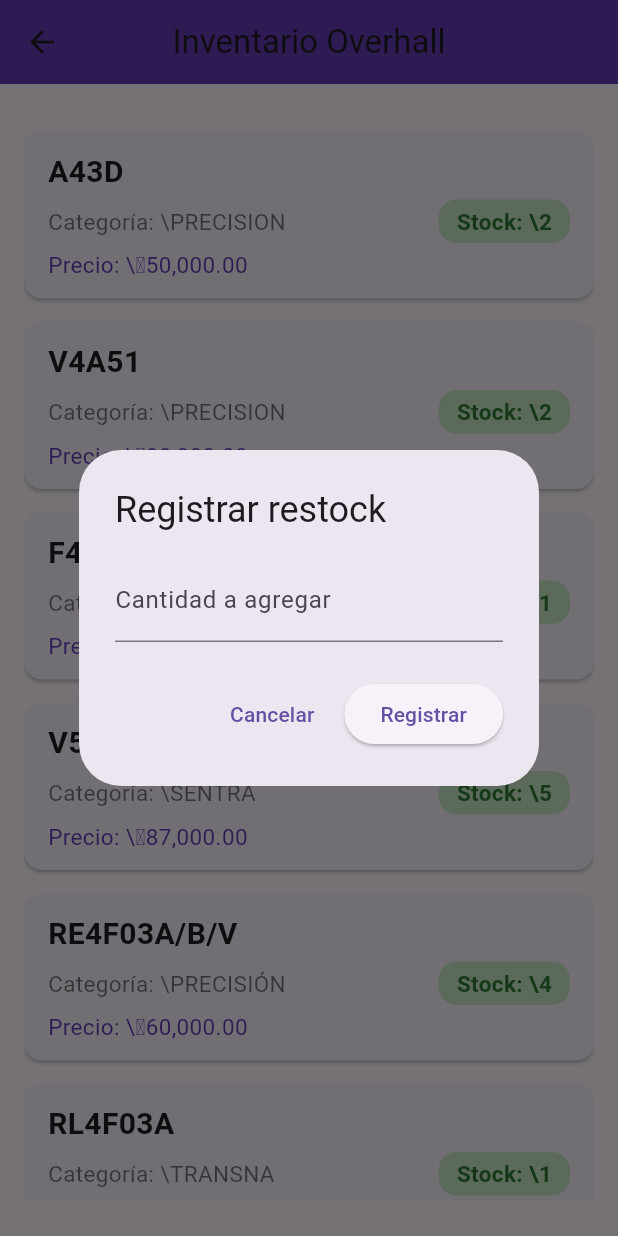
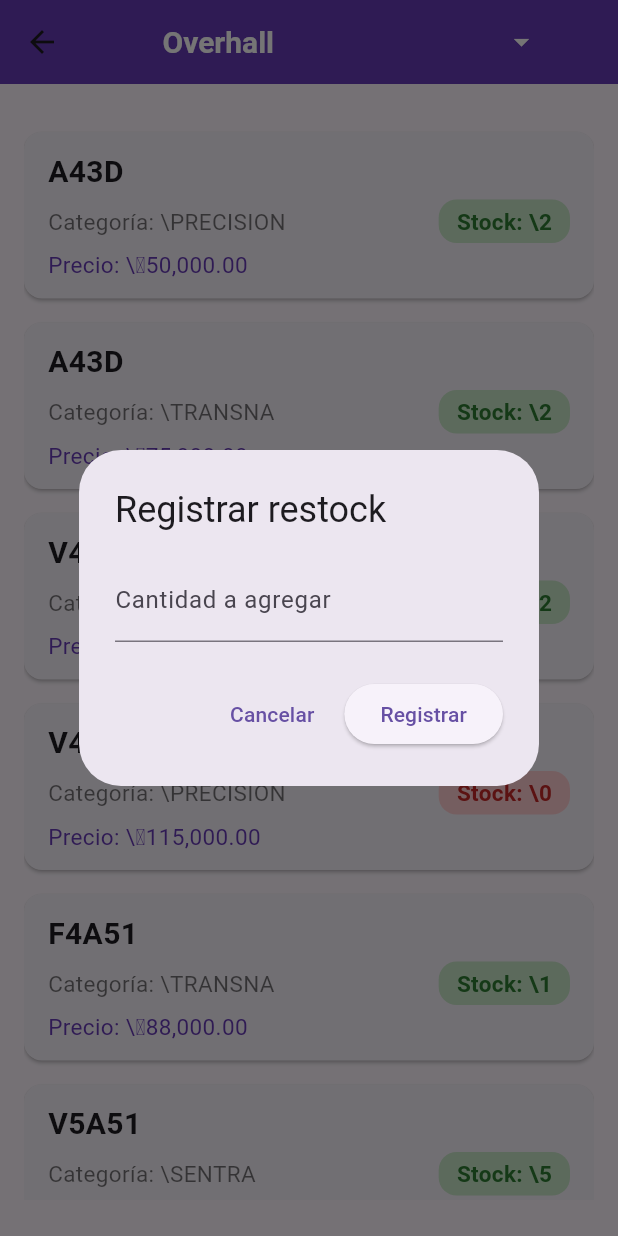
Before and after one commit to JhoanNu1317/inventario_mama, a Flutter app: the InventarioScreen screen opened directly, after a tap on an icon or button, on a phone screen of 412 x 824 dp. Run offline on Flutter 3.47's test engine with Material 3 defaults, Android fonts, the phone set to English and light mode, and no system bars; our stand-ins replace audioplayers, cloud_firestore, firebase_core; accounts and stored records are empty; statements that could not run were skipped.

Commit message:
Sincronización que respeta stock y menú de categorías en tiempo real

```diff
--- a/lib/data/discos_sueltos.dart
+++ b/lib/data/discos_sueltos.dart
@@ -1,7 +1,8 @@
 import '../producto_inventario.dart';
 
 final List<ProductoInventario> productosDiscosSueltos = [
-  ProductoInventario(nombre: 'DISCOS', categoria: 'A750', stock: 35, precio: '₡4.000,00', infoRelevante: 'LOW REVERSA 8 FRENO'),
+  ProductoInventario(noductoInventario(nombre: 'DISCOS', categoria: 'U240', stock: 18, precio: '₡4.000,00', infoRelevante: 'Underdrive Brake(#1 3'),
+  Prombre: 'DISCOS', categoria: 'A750', stock: 35, precio: '₡4.000,00', infoRelevante: 'LOW REVERSA 8 FRENO'),
   ProductoInventario(nombre: 'DISCOS', categoria: 'A750', stock: 20, precio: '₡4.000,00', infoRelevante: 'FORWARD AVANCE 7'),
   ProductoInventario(nombre: 'DISCOS', categoria: 'A750', stock: 20, precio: '₡4.000,00', infoRelevante: 'DIRECTA 6'),
   ProductoInventario(nombre: 'DISOS', categoria: 'A750', stock: 24, precio: '₡4.000,00', infoRelevante: 'REVERSA C3 5'),
@@ -38,7 +39,6 @@
   ProductoInventario(nombre: 'DISCOS', categoria: 'U140', stock: 15, precio: '₡4.000,00', infoRelevante: '1st/Reverse'),
   ProductoInventario(nombre: 'DISCOS', categoria: 'U140', stock: 25, precio: '₡4.000,00'),
   ProductoInventario(nombre: 'DISCOS', categoria: 'U240', stock: 18, precio: '₡4.000,00', infoRelevante: 'Underdrive Brake(#2) 3'),
-  ProductoInventario(nombre: 'DISCOS', categoria: 'U240', stock: 18, precio: '₡4.000,00', infoRelevante: 'Underdrive Brake(#1 3'),
   ProductoInventario(nombre: 'DISCOS', categoria: 'U340', stock: 20, precio: '₡4.000,00', infoRelevante: 'Low reversa 4'),
   ProductoInventario(nombre: 'DISCOS', categoria: 'A340', stock: 35, precio: '₡3.800,00', infoRelevante: 'FORWARD 85 UP 4 O 5 126MM/2,1 MM'),
   ProductoInventario(nombre: 'DISCOS', categoria: 'A340', stock: 15, precio: '₡3.800,00', infoRelevante: 'FORWARD 93 UP 126MM/1,7MM'),
--- a/lib/inventario_screen.dart
+++ b/lib/inventario_screen.dart
@@ -16,23 +16,64 @@
   String _selectedCategory = categoriasInventario.first;
   bool _cargandoFirestore = true;
 
+  // Mapeo de nombre de categoría a nombre de colección en Firestore
+  final Map<String, String> _categoriaToColeccion = {
+    'Overhall': 'overhall',
+    'Discos de fricción': 'discos_friccion',
+    'Bandas': 'bandas',
+    'Filtros': 'filtros',
+    'Pistones': 'pistones',
+    'Retenedores': 'retenedores',
+    'Bushing': 'bushing',
+    'Empaques': 'empaques',
+    'Discos sueltos': 'discos_sueltos',
+    'Metales': 'metales',
+    'Varios': 'varios',
+  };
+
   @override
   void initState() {
     super.initState();
-    _poblarColeccionOverhall();
+    // Llama a la nueva función para sincronizar sin borrar stock
+    sincronizarColeccionSinBorrar('overhall', productosOverhall);
+    sincronizarColeccionSinBorrar('discos_friccion', productosDiscosFriccion);
+    sincronizarColeccionSinBorrar('bandas', productosBandas);
+    sincronizarColeccionSinBorrar('varios', productosVarios);
+    sincronizarColeccionSinBorrar('discos_sueltos', productosDiscosSueltos);
+    sincronizarColeccionSinBorrar('pistones', productosPistones);
+    sincronizarColeccionSinBorrar('filtros', productosFiltros);
+    sincronizarColeccionSinBorrar('retenedores', productosRetenedores);
+    sincronizarColeccionSinBorrar('metales', productosMetales);
+    sincronizarColeccionSinBorrar('empaques', productosEmpaques);
+    sincronizarColeccionSinBorrar('bushing', productosBushing);
   }
 
-  Future<void> _poblarColeccionOverhall() async {
-    for (var producto in productosOverhall) {
-      final query = await FirebaseFirestore.instance
-          .collection('overhall')
-          .where('nombre', isEqualTo: producto.nombre)
-          .get();
-      if (query.docs.isEmpty) {
-        await FirebaseFirestore.instance.collection('overhall').add({
+  Future<void> sincronizarColeccionSinBorrar(String coleccion, List<ProductoInventario> productos) async {
+    final collectionRef = FirebaseFirestore.instance.collection(coleccion);
+    final snapshot = await collectionRef.get();
+    final docs = snapshot.docs;
+    for (var producto in productos) {
+      QueryDocumentSnapshot<Map<String, dynamic>>? existe;
+      for (var doc in docs) {
+        if (doc['nombre'] == producto.nombre && doc['categoria'] == producto.categoria) {
+          existe = doc;
+          break;
+        }
+      }
+      if (existe == null) {
+        // Si no existe, lo agregamos con el stock local
+        await collectionRef.add({
           'nombre': producto.nombre,
           'categoria': producto.categoria,
           'stock': producto.stock,
+          'precio': producto.precio,
+          'infoRelevante': producto.infoRelevante,
+        });
+      } else {
+        // Si existe, actualizamos solo los campos que no son stock
+        await existe.reference.update({
+          'nombre': producto.nombre,
+          'categoria': producto.categoria,
           'precio': producto.precio,
           'infoRelevante': producto.infoRelevante,
         });
@@ -40,9 +81,9 @@
     }
   }
 
-  Stream<List<ProductoInventario>> streamProductosOverhall() {
+  Stream<List<ProductoInventario>> streamProductosCategoria(String coleccion) {
     return FirebaseFirestore.instance
-        .collection('overhall')
+        .collection(coleccion)
         .snapshots()
         .map((snapshot) => snapshot.docs.map((doc) {
               final data = doc.data();
@@ -56,7 +97,7 @@
             }).toList());
   }
 
-  Future<void> actualizarStockFirestore(String nombre, String categoria, int nuevoStock, {String coleccion = 'overhall'}) async {
+  Future<void> actualizarStockFirestore(String nombre, String categoria, int nuevoStock, {required String coleccion}) async {
     final query = await FirebaseFirestore.instance
         .collection(coleccion)
         .where('nombre', isEqualTo: nombre)
@@ -69,16 +110,44 @@
 
   @override
   Widget build(BuildContext context) {
+    final coleccionActual = _categoriaToColeccion[_selectedCategory]!;
     return Scaffold(
       appBar: AppBar(
         backgroundColor: Colors.deepPurple,
-        title: const Text('Inventario Overhall'),
+        title: Row(
+          mainAxisAlignment: MainAxisAlignment.center,
+          children: [
+            Text(
+              _selectedCategory,
+              style: const TextStyle(color: Colors.white, fontWeight: FontWeight.bold, fontSize: 20),
+            ),
+            const SizedBox(width: 8),
+            DropdownButton<String>(
+              value: _selectedCategory,
+              dropdownColor: Colors.deepPurple[50],
+              icon: const Icon(Icons.arrow_drop_down, color: Colors.white),
+              underline: Container(),
+              style: const TextStyle(color: Colors.deepPurple, fontWeight: FontWeight.bold, fontSize: 18),
+              items: categoriasInventario.map((cat) => DropdownMenuItem(
+                value: cat,
+                child: Text(cat, style: const TextStyle(color: Colors.deepPurple)),
+              )).toList(),
+              onChanged: (value) {
+                if (value != null) {
+                  setState(() {
+                    _selectedCategory = value;
+                  });
+                }
+              },
+            ),
+          ],
+        ),
         centerTitle: true,
       ),
       body: Padding(
         padding: const EdgeInsets.symmetric(vertical: 24, horizontal: 16),
         child: StreamBuilder<List<ProductoInventario>>(
-          stream: streamProductosOverhall(),
+          stream: streamProductosCategoria(coleccionActual),
           builder: (context, snapshot) {
             if (snapshot.connectionState == ConnectionState.waiting) {
               return const Center(child: CircularProgressIndicator());
@@ -88,16 +157,16 @@
             }
             final productos = snapshot.data ?? [];
             if (productos.isEmpty) {
-              return const Center(child: Text('No hay productos en Overhall.'));
+              return Center(child: Text('No hay productos en \\${_selectedCategory}.'));
             }
-            return _buildProductosList(productos);
+            return _buildProductosList(productos, coleccionActual);
           },
         ),
       ),
     );
   }
 
-  Widget _buildProductosList(List<ProductoInventario> productos) {
+  Widget _buildProductosList(List<ProductoInventario> productos, String coleccion) {
     return ListView.builder(
       itemCount: productos.length,
       itemBuilder: (context, index) {
@@ -143,7 +212,7 @@
                         onTap: () async {
                           if (producto.stock > 0) {
                             final nuevoStock = producto.stock - 1;
-                            await actualizarStockFirestore(producto.nombre, producto.categoria, nuevoStock, coleccion: 'overhall');
+                            await actualizarStockFirestore(producto.nombre, producto.categoria, nuevoStock, coleccion: coleccion);
                           }
                           Navigator.pop(context);
                         },
@@ -182,7 +251,7 @@
                           final restock = await showRestockDialog(context);
                           if (restock != null && restock > 0) {
                             final nuevoStock = producto.stock + restock;
-                            await actualizarStockFirestore(producto.nombre, producto.categoria, nuevoStock, coleccion: 'overhall');
+                            await actualizarStockFirestore(producto.nombre, producto.categoria, nuevoStock, coleccion: coleccion);
                             ScaffoldMessenger.of(context).showSnackBar(
                               SnackBar(content: Text('Se agregaron \\${restock} unidades al stock.')),
                             );
```
